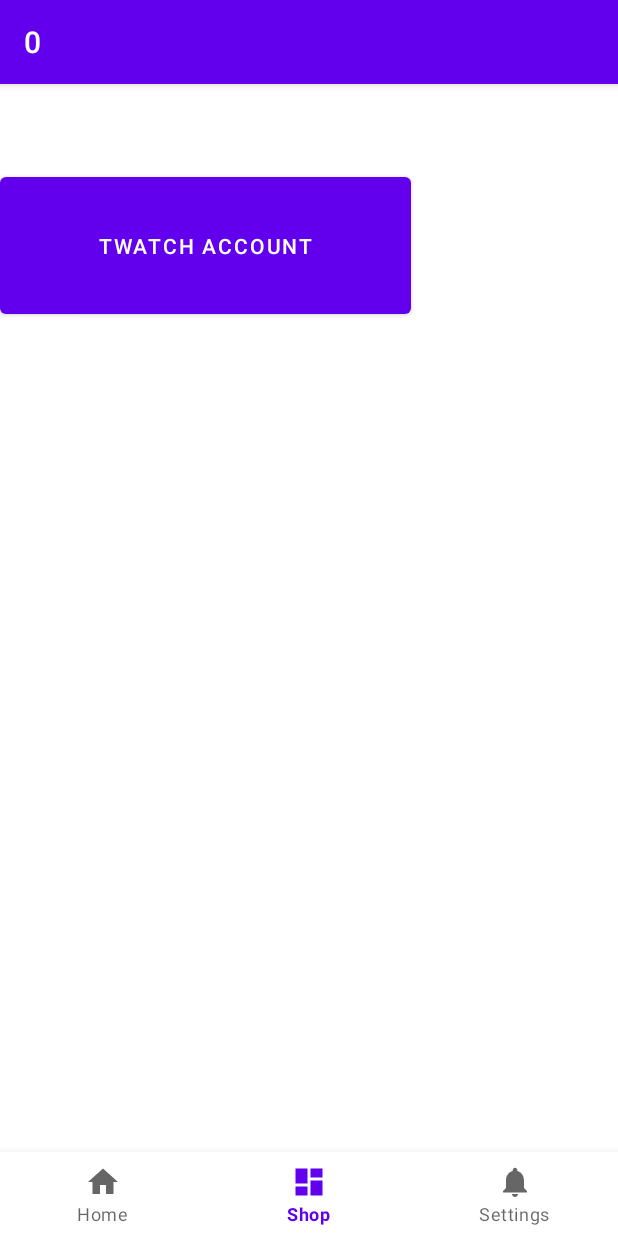
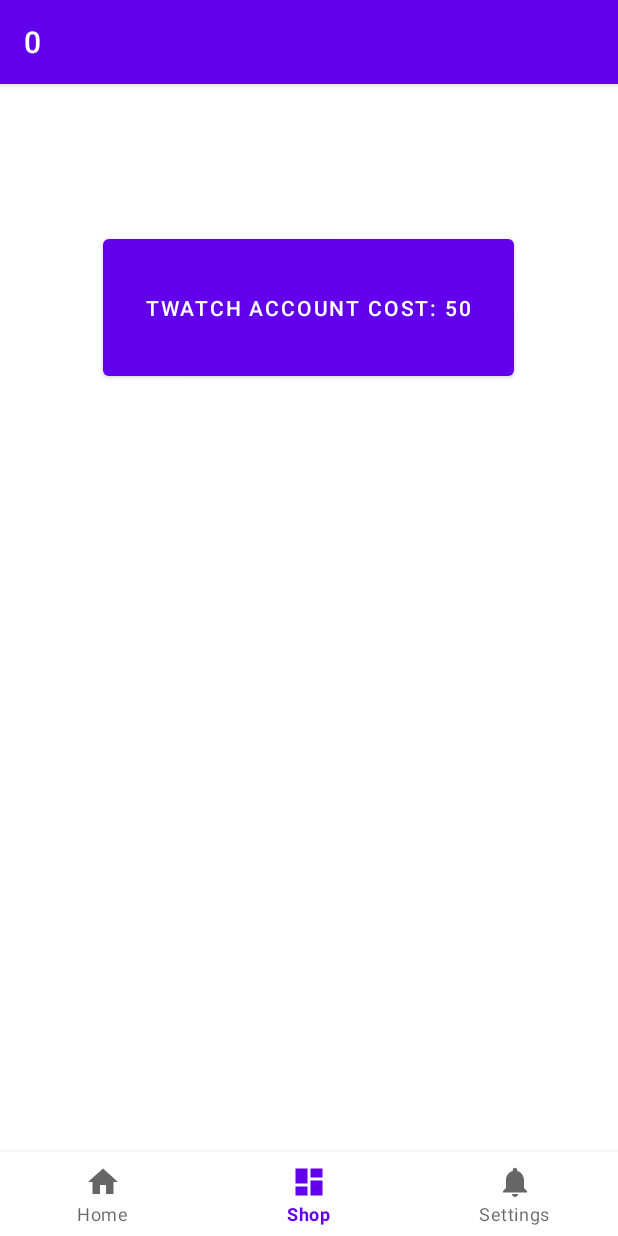
Before and after one commit to Crazi12345/Apps, an Android app: the ShopFragment screen opened through its navigation route, on a phone screen of 412 x 824 dp. Run offline under Robolectric (Android 15) with nearby library versions, the light colour scheme and no system bars; our stand-ins replace navigation-ui.

Commit message:
Workstations now cost points to buy and the button is more centered

```diff
--- a/Simp Clicker/app/src/main/java/com/example/simp_clicker/ui/Workstation.java
+++ b/Simp Clicker/app/src/main/java/com/example/simp_clicker/ui/Workstation.java
@@ -17,6 +17,17 @@ public class Workstation {
         return amount*pps;
     }
 
+    public int getCost(){
+        return cost;
+    }
+    public void setCost(){
+        this.cost = ((cost*10)+cost*2)/10;
+    }
+
+
+
+
+
     // the private variables:
     private String name;
     private int cost;
--- a/Simp Clicker/app/src/main/res/layout/fragment_dashboard.xml
+++ b/Simp Clicker/app/src/main/res/layout/fragment_dashboard.xml
@@ -24,9 +24,17 @@
         android:id="@+id/TwatchAccount"
         android:layout_width="274dp"
         android:layout_height="103dp"
+        android:layout_marginStart="68dp"
+
+        android:layout_marginLeft="68dp"
+        android:layout_marginTop="46dp"
+        android:layout_marginEnd="69dp"
+        android:layout_marginRight="69dp"
+        android:layout_marginBottom="207dp"
         android:text="Twatch Account"
-
-        tools:layout_editor_absoluteX="68dp"
-        tools:layout_editor_absoluteY="46dp" />
+        app:layout_constraintBottom_toTopOf="@+id/text_dashboard"
+        app:layout_constraintEnd_toEndOf="parent"
+        app:layout_constraintStart_toStartOf="parent"
+        app:layout_constraintTop_toTopOf="parent" />
 
 </androidx.constraintlayout.widget.ConstraintLayout>
```
Also changed, not shown: Simp Clicker/app/src/main/java/com/example/simp_clicker/ui/dashboard/ShopFragment.java (+8 -1 lines), 1 other file.
